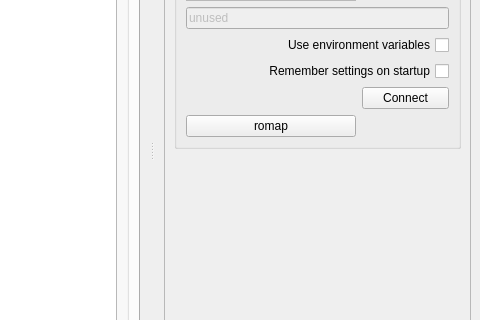
Qt form robomap/ui/main_window.ui (zmll/librviz) before a commit; both pictures show x 464 to 944 and y 201 to 521 of the 944 by 704 pixel window.
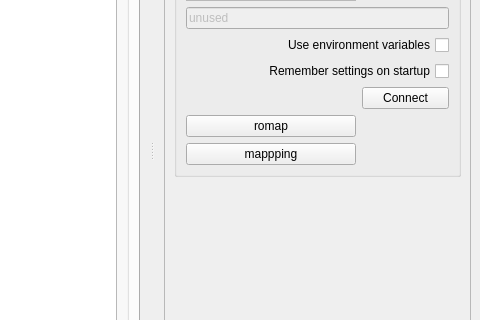
The same form after that commit. Icons and pictures are not drawn.

Diff of the .ui file:
```diff
--- a/robomap/ui/main_window.ui
+++ b/robomap/ui/main_window.ui
@@ -98,7 +98,7 @@
    <property name="minimumSize">
     <size>
      <width>325</width>
-     <height>433</height>
+     <height>465</height>
     </size>
    </property>
    <property name="allowedAreas">
@@ -258,6 +258,13 @@
              </property>
             </widget>
            </item>
+           <item row="10" column="0">
+            <widget class="QPushButton" name="btn_mapping">
+             <property name="text">
+              <string>mappping</string>
+             </property>
+            </widget>
+           </item>
           </layout>
          </widget>
         </item>
```
